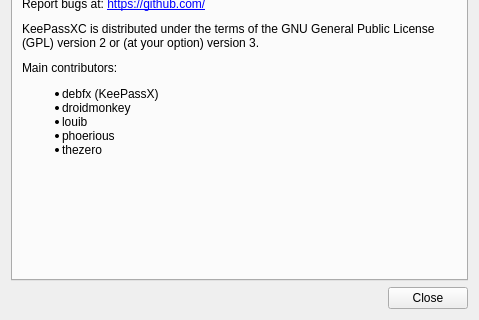
First picture: the form in src/gui/AboutDialog.ui, repository keepassxreboot/keepassxc, before the edit; both pictures show x 0 to 479 and y 158 to 478 of the 479 by 478 pixel window.
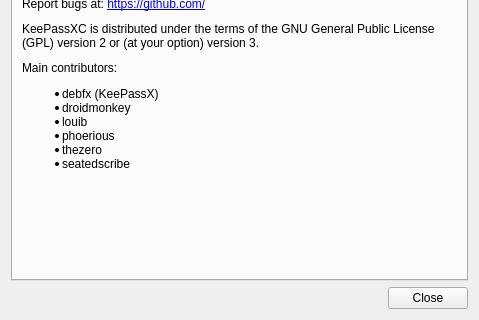
Second picture: the form after the edit.

What changed in the file:
```diff
--- a/src/gui/AboutDialog.ui
+++ b/src/gui/AboutDialog.ui
@@ -160,8 +160,9 @@
 &lt;li&gt;debfx (KeePassX)&lt;/li&gt;
 &lt;li&gt;droidmonkey&lt;/li&gt;
 &lt;li&gt;louib&lt;/li&gt;
-&lt;li&gt;phoerious&lt;li&gt;
+&lt;li&gt;phoerious&lt;/li&gt;
 &lt;li&gt;thezero&lt;/li&gt;
+&lt;li&gt;seatedscribe&lt;/li&gt;
 &lt;/ul&gt;</string>
          </property>
         </widget>
```
